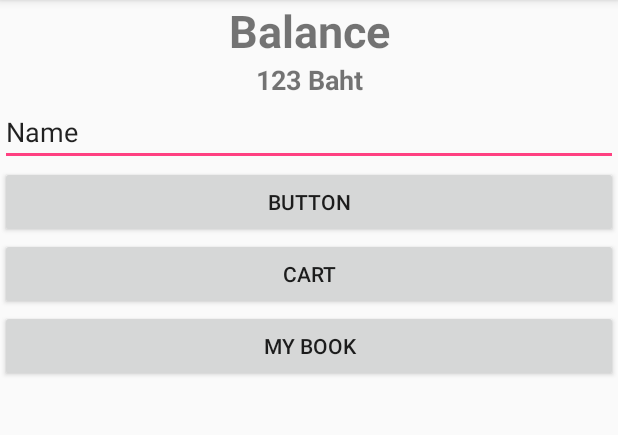
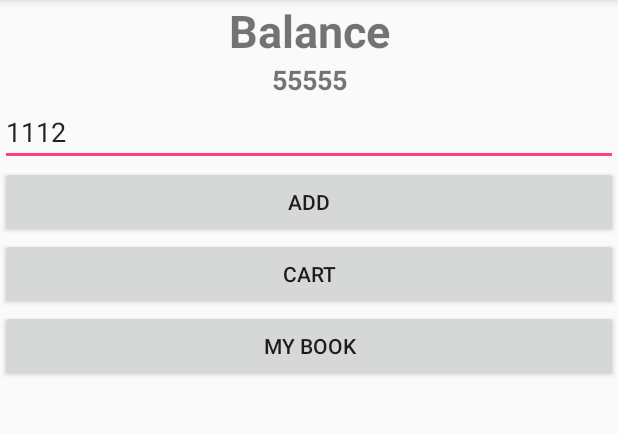
Before and after one commit to thitgorn/SSD-BookStore, an Android app: the UserActivity screen opened directly, with no data from a screen before it, on a phone screen of 412 x 824 dp, the part 84-519 px from its top. Run offline under Robolectric (Android 15) with nearby library versions, the phone set to English and light mode, and no system bars; network calls fail.

```diff
--- a/app/src/main/java/com/example/thitiwat/booklist/UserActivity.kt
+++ b/app/src/main/java/com/example/thitiwat/booklist/UserActivity.kt
@@ -2,11 +2,29 @@ package com.example.thitiwat.booklist
 
 import android.support.v7.app.AppCompatActivity
 import android.os.Bundle
+import android.view.View
+import com.example.thitiwat.booklist.presenter.UserPresenter
+import com.example.thitiwat.booklist.presenter.UserView
+import kotlinx.android.synthetic.main.activity_user.*
 
-class UserActivity : AppCompatActivity() {
+class UserActivity : AppCompatActivity(), UserView {
+
+    val userPresenter = UserPresenter(this)
 
     override fun onCreate(savedInstanceState: Bundle?) {
         super.onCreate(savedInstanceState)
         setContentView(R.layout.activity_user)
+
+        userPresenter.user.addObserver(userPresenter)
+        balance.text = userPresenter.user.balance.toString()
+    }
+
+    fun addBalance(view: View) {
+        val value = addBalanceField.text.toString().toInt()
+        userPresenter.user.addBalance(value)
+    }
+
+    override fun setBalanceView(value: Int) {
+        balance.text = value.toString()
     }
 }
--- /dev/null
+++ b/app/src/main/java/com/example/thitiwat/booklist/presenter/UserPresenter.kt
@@ -0,0 +1,17 @@
+package com.example.thitiwat.booklist.presenter
+
+import android.view.View
+import com.example.thitiwat.booklist.model.User
+import java.util.*
+
+/**
+ * Created by thitiwat on 4/19/18.
+ */
+class UserPresenter(val view : UserView): Observer {
+
+    var user = User("Guy" , 55555)
+
+    override fun update(p0: Observable?, p1: Any?) {
+        view.setBalanceView(user.balance)
+    }
+}
--- /dev/null
+++ b/app/src/main/java/com/example/thitiwat/booklist/presenter/UserView.kt
@@ -0,0 +1,8 @@
+package com.example.thitiwat.booklist.presenter
+
+/**
+ * Created by thitiwat on 4/19/18.
+ */
+interface UserView {
+    fun setBalanceView(value : Int)
+}
--- a/app/src/main/res/layout/activity_user.xml
+++ b/app/src/main/res/layout/activity_user.xml
@@ -14,7 +14,7 @@
         android:textSize="30sp"
         android:textStyle="bold" />
     <TextView
-        android:id="@+id/textView"
+        android:id="@+id/balance"
         android:layout_width="match_parent"
         android:layout_height="wrap_content"
         android:text="123 Baht"
@@ -25,18 +25,19 @@
         tools:layout_editor_absoluteY="28dp" />
 
     <EditText
-        android:id="@+id/editText"
+        android:id="@+id/addBalanceField"
         android:layout_width="match_parent"
         android:layout_height="wrap_content"
         android:ems="10"
-        android:inputType="textPersonName"
-        android:text="Name" />
+        android:inputType="number"
+        android:text="1112" />
 
     <Button
         android:id="@+id/button"
         android:layout_width="match_parent"
         android:layout_height="wrap_content"
-        android:text="Button" />
+        android:text="add"
+        android:onClick="addBalance"/>
 
     <Button
         android:id="@+id/button2"
```
Also changed, not shown: app/src/main/java/com/example/thitiwat/booklist/model/User.kt (added, +20 -0 lines).
